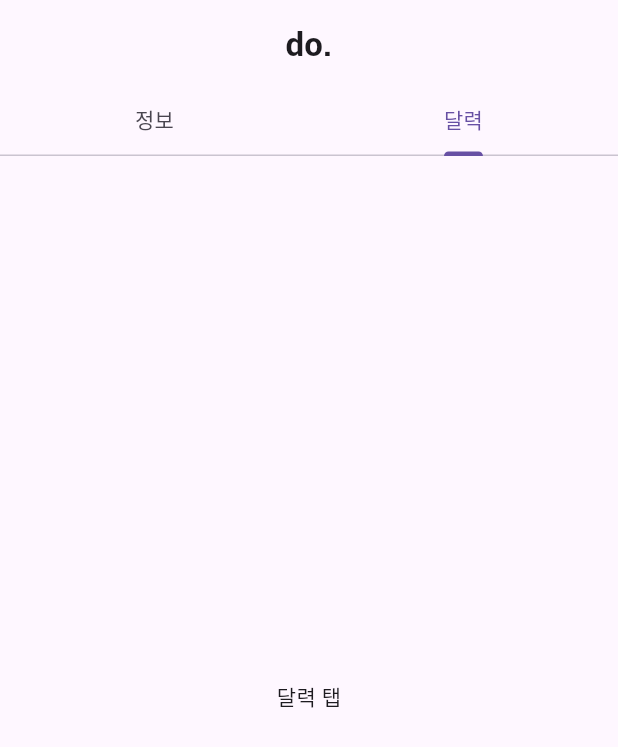
After one commit to kkkkkteam/do-android-front, a Flutter app: the screen it shows after launch, tab 2 chosen, on a phone screen of 412 x 824 dp. The commit adds this screen. Shown: the top 747 px of the screen. Run offline on Flutter 3.47's test engine with Material 3 defaults, Android fonts, the phone set to English and light mode, and no system bars; our stand-ins replace image_picker.

Commit message:
서인아 ... 싸발살려주라 새로 모듈화했는데 안이쁨

```diff
--- a/lib/main.dart
+++ b/lib/main.dart
@@ -1,18 +1,30 @@
 import 'package:flutter/material.dart';
-import 'widgets/user_navigation_bar.dart'; // UserNavigationBar import
+import 'package:do_frontend/screens/models/auth.dart';
+import 'package:do_frontend/screens/profile/auth_profile_screen.dart';
 
 void main() {
-  runApp(const MyApp());
+  runApp(MyApp());
 }
 
 class MyApp extends StatelessWidget {
-  const MyApp({Key? key}) : super(key: key);
-
   @override
   Widget build(BuildContext context) {
+    Auth auth = Auth(
+      name: "조폭",
+      id: "32240704",
+      department: "칠성파",
+      joinDate: "2001.12.24",
+      jobGroup: "물구나무서기 선생님",
+      yearlyExperience: {
+        "2023년": 6000,
+        "2022년": 7000,
+        "2021년": 4000,
+      },
+    );
+
     return MaterialApp(
       debugShowCheckedModeBanner: false,
-      home: const UserNavigationBar(), // UserNavigationBar 사용
+      home: AuthProfileScreen(auth: auth),
     );
   }
 }
--- /dev/null
+++ b/lib/screens/models/auth.dart
@@ -0,0 +1,19 @@
+class Auth {
+  final String name;
+  final String id;
+  final String department;
+  final String joinDate;
+  final String jobGroup;
+  final Map<String, int> yearlyExperience;
+
+  Auth({
+    required this.name,
+    required this.id,
+    required this.department,
+    required this.joinDate,
+    required this.jobGroup,
+    required this.yearlyExperience,
+  });
+
+  int get totalExperience => yearlyExperience.values.fold(0, (sum, value) => sum + value);
+}
--- /dev/null
+++ b/lib/screens/profile/auth_profile_screen.dart
@@ -0,0 +1,94 @@
+import 'package:flutter/material.dart';
+import 'package:do_frontend/screens/models/auth.dart';
+import 'auth_edit_profile_screen.dart';
+import '../../widgets/auth_profile_image_editor.dart';
+import '../../widgets/auth_info_row.dart';
+
+class AuthProfileScreen extends StatefulWidget {
+  final Auth auth; // Auth 객체를 받을 수 있도록 필드 추가
+
+  const AuthProfileScreen({required this.auth, Key? key}) : super(key: key); // 생성자 추가
+
+  @override
+  _AuthProfileScreenState createState() => _AuthProfileScreenState();
+}
+
+class _AuthProfileScreenState extends State<AuthProfileScreen> {
+  late Auth auth;
+
+  @override
+  void initState() {
+    super.initState();
+    auth = widget.auth; // 전달받은 Auth 객체 저장
+  }
+
+  void _updateAuth(Auth updatedAuth) {
+    setState(() {
+      auth = updatedAuth;
+    });
+  }
+
+  @override
+  Widget build(BuildContext context) {
+    return DefaultTabController(
+      length: 2,
+      child: Scaffold(
+        appBar: AppBar(
+          title: Text('do.'),
+          centerTitle: true,
+          bottom: TabBar(
+            tabs: [
+              Tab(text: '정보'),
+              Tab(text: '달력'),
+            ],
+          ),
+        ),
+        body: TabBarView(
+          children: [
+            _buildProfileInfo(),
+            Center(child: Text('달력 탭')),
+          ],
+        ),
+      ),
+    );
+  }
+
+  Widget _buildProfileInfo() {
+    return SingleChildScrollView(
+      padding: EdgeInsets.all(16),
+      child: Column(
+        crossAxisAlignment: CrossAxisAlignment.start,
+        children: [
+          AuthProfileImageEditor(),
+          SizedBox(height: 20),
+          Text('사원이름', style: TextStyle(fontSize: 14, fontFamily: 'Jua')),
+          Text(auth.name, style: TextStyle(fontSize: 24, fontWeight: FontWeight.bold)),
+          Divider(),
+          AuthInfoRow(title: '아이디', value: auth.id),
+          AuthInfoRow(title: '소속', value: auth.department),
+          AuthInfoRow(title: '입사일', value: auth.joinDate),
+          AuthInfoRow(title: '직무그룹', value: auth.jobGroup),
+          Divider(),
+          Text('경험치', style: TextStyle(fontSize: 18, fontWeight: FontWeight.bold)),
+          AuthInfoRow(title: '총 경험치', value: '${auth.totalExperience}'),
+          ...auth.yearlyExperience.entries.map((entry) {
+            return AuthInfoRow(title: entry.key, value: '${entry.value}');
+          }),
+          SizedBox(height: 20),
+          ElevatedButton(
+            onPressed: () async {
+              final updatedAuth = await Navigator.push(
+                context,
+                MaterialPageRoute(builder: (context) => AuthEditProfileScreen(auth: auth)),
+              );
+              if (updatedAuth != null) {
+                _updateAuth(updatedAuth);
+              }
+            },
+            child: Text('사원 정보 수정'),
+          ),
+        ],
+      ),
+    );
+  }
+}
```
Also changed, not shown: lib/screens/profile/auth_edit_profile_screen.dart (added, +67 -0 lines), lib/widgets/auth_info_row.dart (added, +22 -0 lines), lib/widgets/auth_profile_image_editor.dart (added, +34 -0 lines), pubspec.yaml (+4 -66 lines), pubspec.lock, 5 other files.
